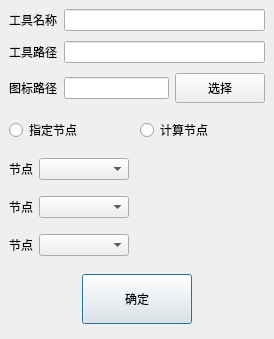
This is digitalIntegration/AddToolInfoDialog.ui in jiaqingguo/DI as Qt 5 draws it before an edit. The edited form follows.
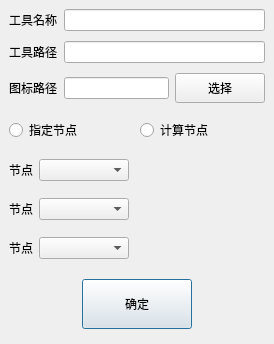
This is the edited form.

Patch:
```diff
--- a/digitalIntegration/AddToolInfoDialog.ui
+++ b/digitalIntegration/AddToolInfoDialog.ui
@@ -7,7 +7,7 @@
     <x>0</x>
     <y>0</y>
     <width>274</width>
-    <height>339</height>
+    <height>344</height>
    </rect>
   </property>
   <property name="windowTitle">
```
